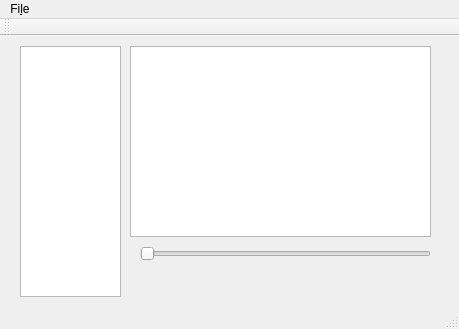
This is clifview.ui in hendrikschilling/clifview as Qt 5 draws it before an edit. The edited form follows.
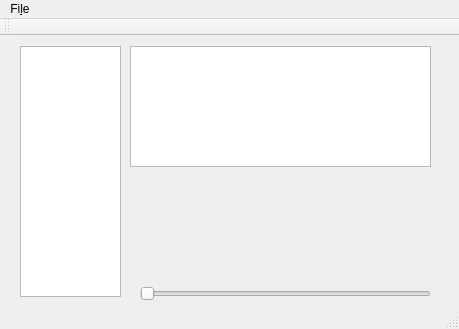
This is the edited form.

The edit to the form file:
```diff
--- a/clifview.ui
+++ b/clifview.ui
@@ -20,7 +20,7 @@
       <x>130</x>
       <y>10</y>
       <width>301</width>
-      <height>191</height>
+      <height>121</height>
      </rect>
     </property>
    </widget>
@@ -38,7 +38,7 @@
     <property name="geometry">
      <rect>
       <x>140</x>
-      <y>210</y>
+      <y>250</y>
       <width>291</width>
       <height>16</height>
      </rect>
@@ -47,6 +47,28 @@
      <enum>Qt::Horizontal</enum>
     </property>
    </widget>
+   <widget class="QLabel" name="viewer">
+    <property name="geometry">
+     <rect>
+      <x>140</x>
+      <y>140</y>
+      <width>261</width>
+      <height>101</height>
+     </rect>
+    </property>
+    <property name="frameShape">
+     <enum>QFrame::NoFrame</enum>
+    </property>
+    <property name="frameShadow">
+     <enum>QFrame::Plain</enum>
+    </property>
+    <property name="text">
+     <string/>
+    </property>
+    <property name="scaledContents">
+     <bool>true</bool>
+    </property>
+   </widget>
   </widget>
   <widget class="QMenuBar" name="Menu">
    <property name="geometry">
```
Left out of the diff: 2 changed lines with no effect on the pictures.
